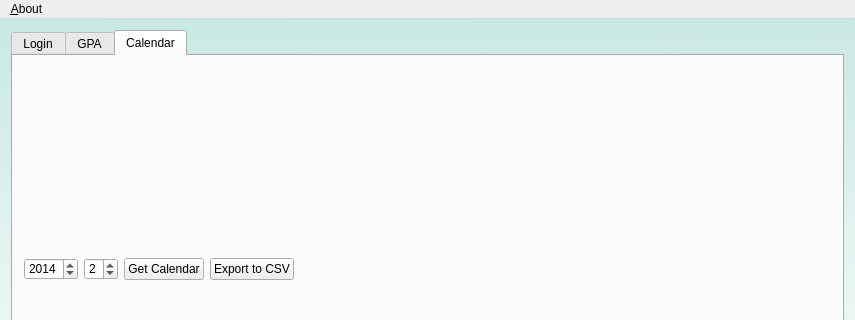
Old version of the form main/mainscreen.ui in the repository liranbg/JCEaverageCalculator; both pictures show x 0 to 855 and y 0 to 320 of the 855 by 517 pixel window.
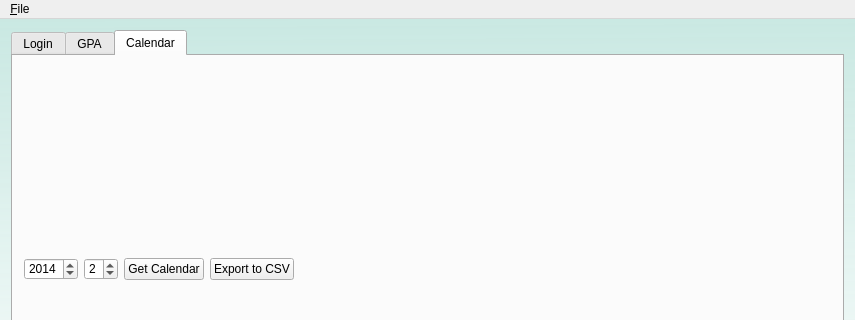
New version of the form. The open tabs and pages were chosen to show the change. Icons and pictures are not drawn.

Patch:
```diff
--- a/main/mainscreen.ui
+++ b/main/mainscreen.ui
@@ -639,7 +639,7 @@
    </property>
    <widget class="QMenu" name="menuA_about">
     <property name="title">
-     <string>&amp;About</string>
+     <string>&amp;File</string>
     </property>
     <widget class="QMenu" name="menuLanguage">
      <property name="title">
```
Left out of the diff: 17 changed lines with no effect on the pictures.
